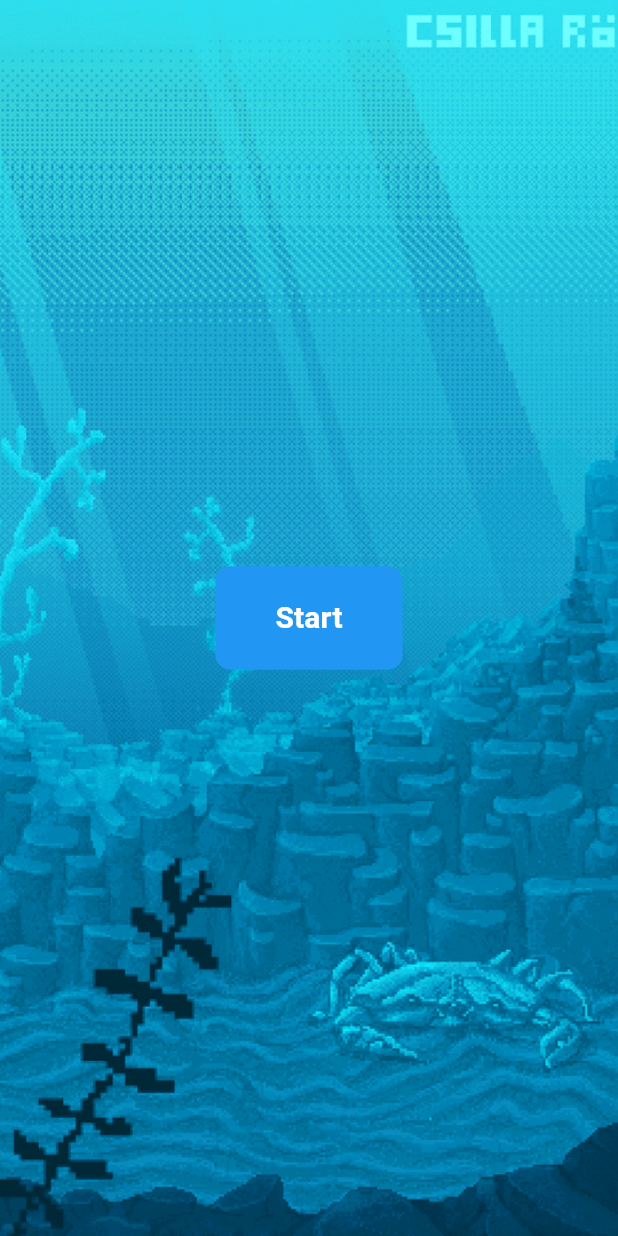
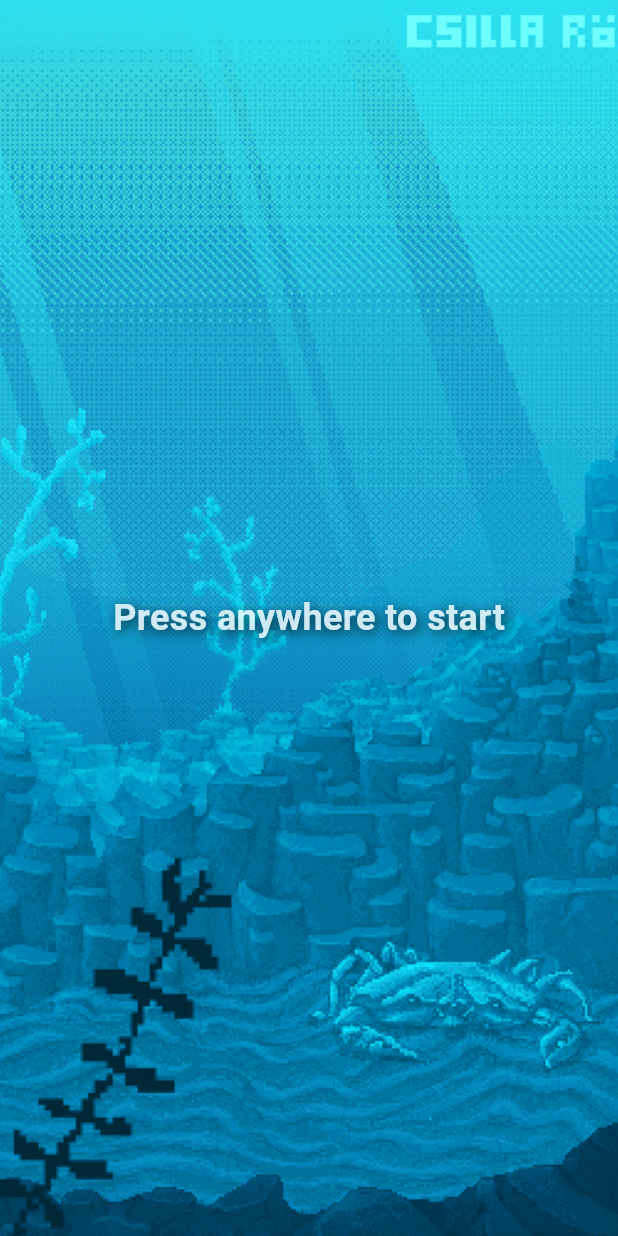
Before and after one commit to Kryptiku/ProTomo, a Flutter app: the screen it shows after launch, on a phone screen of 412 x 824 dp. Run offline on Flutter 3.47's test engine with Material 3 defaults, Android fonts, the light colour scheme and no system bars; our stand-ins replace cloud_firestore, firebase_core, flutter_spinkit, shared_preferences; missing offline and left inert: flame, flame_audio; accounts and stored records are empty.

Commit message:
added press anywhere continue and fixed audio bug

```diff
--- a/lib/pages/audio_service.dart
+++ b/lib/pages/audio_service.dart
@@ -31,13 +31,11 @@ class AudioService {
   // Update sound effects volume
   static void setSfxVolume(double volume) {
     sfxVolume = volume;
-    playSoundFx(); // Update the sound effects with the new volume
   }
 
   // Update master volume (affects both BGM and SFX)
   static void setMasterVolume(double volume) {
     masterVolume = volume;
     playBackgroundMusic(); // Reapply volume to BGM
-    playSoundFx(); // Reapply volume to SFX
   }
 }
--- a/lib/pages/start.dart
+++ b/lib/pages/start.dart
@@ -2,18 +2,48 @@ import 'package:flutter/material.dart';
 import 'package:protomo/pages/audio_service.dart';
 import 'package:protomo/pages/settings.dart';
 
-class StartPage extends StatelessWidget {
+class StartPage extends StatefulWidget {
   const StartPage({super.key});
+
+  @override
+  _StartPageState createState() => _StartPageState();
+}
+
+class _StartPageState extends State<StartPage> with SingleTickerProviderStateMixin {
+  late AnimationController _controller;
+  late Animation<double> _opacityAnimation;
+
+  @override
+  void initState() {
+    super.initState();
+    _controller = AnimationController(
+      vsync: this,
+      duration: const Duration(seconds: 1), // Blinking duration
+    )..repeat(reverse: true);
+
+    _opacityAnimation = Tween<double>(begin: 1.0, end: 0.0).animate(_controller);
+  }
+
+  @override
+  void dispose() {
+    _controller.dispose();
+    super.dispose();
+  }
 
   @override
   Widget build(BuildContext context) {
     return Scaffold(
-      body: Container(
+      body: GestureDetector(
+        onTap: () {
+          Navigator.pushNamed(context, '/home');
+          AudioService.playSoundFx();
+          AudioService.playBackgroundMusic();
+        },
         child: Stack(
           children: [
             // Background Image
             Container(
-              decoration: BoxDecoration(
+              decoration: const BoxDecoration(
                 image: DecorationImage(
                   image: AssetImage('assets/main_bg.png'),
                   fit: BoxFit.cover,
@@ -21,29 +51,30 @@ class StartPage extends StatelessWidget {
                 ),
               ),
             ),
-            // Centered Start Button
+            // Blinking Text
             Center(
-              child: TextButton(
-                onPressed: () {
-                  Navigator.pushNamed(context, '/home');
-                  AudioService.playSoundFx();
-                  AudioService.playBackgroundMusic();
+              child: AnimatedBuilder(
+                animation: _opacityAnimation,
+                builder: (context, child) {
+                  return Opacity(
+                    opacity: _opacityAnimation.value,
+                    child: Text(
+                      'Press anywhere to start',
+                      style: TextStyle(
+                        fontSize: 24,
+                        fontWeight: FontWeight.bold,
+                        color: Colors.white,
+                        shadows: [
+                          Shadow(
+                            blurRadius: 10.0,
+                            color: Colors.black,
+                            offset: Offset(2.0, 2.0),
+                          ),
+                        ],
+                      ),
+                    ),
+                  );
                 },
-                style: TextButton.styleFrom(
-                  padding: EdgeInsets.symmetric(horizontal: 40, vertical: 20),
-                  backgroundColor: Colors.blue,
-                  shape: RoundedRectangleBorder(
-                    borderRadius: BorderRadius.circular(10),
-                  ),
-                ),
-                child: Text(
-                  'Start',
-                  style: TextStyle(
-                    color: Colors.white,
-                    fontSize: 20,
-                    fontWeight: FontWeight.bold,
-                  ),
-                ),
               ),
             ),
           ],
```
